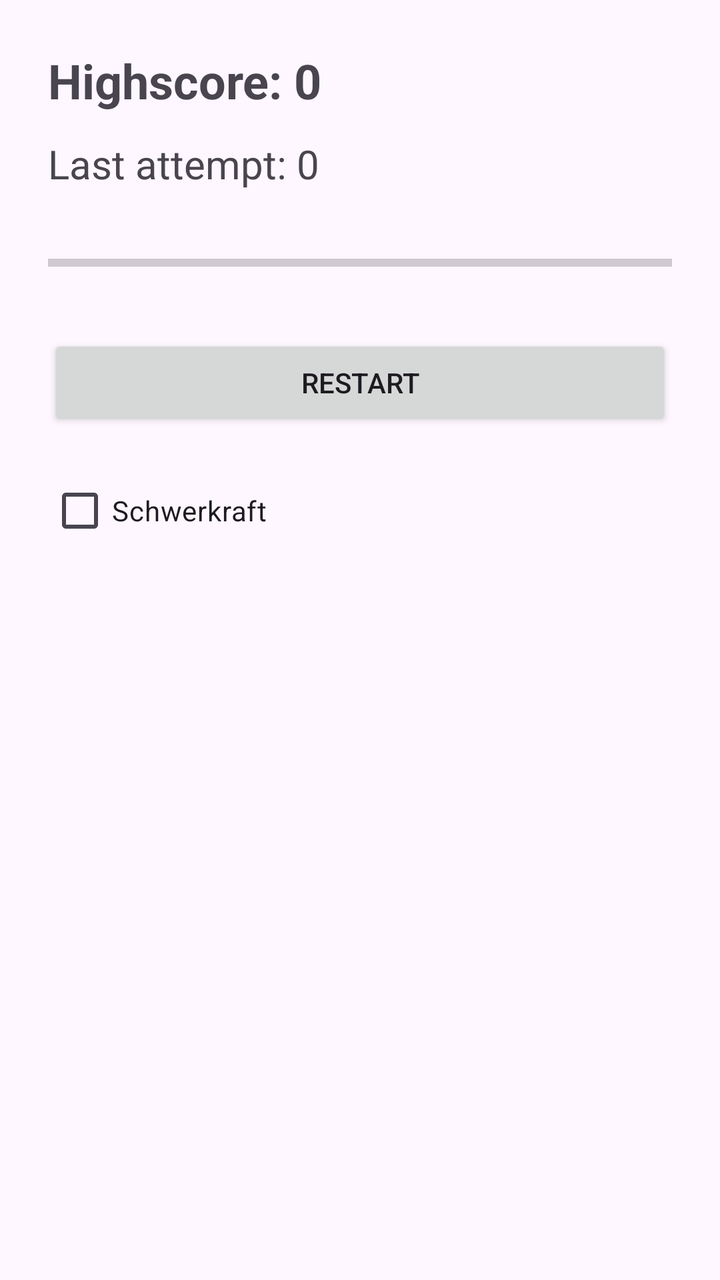
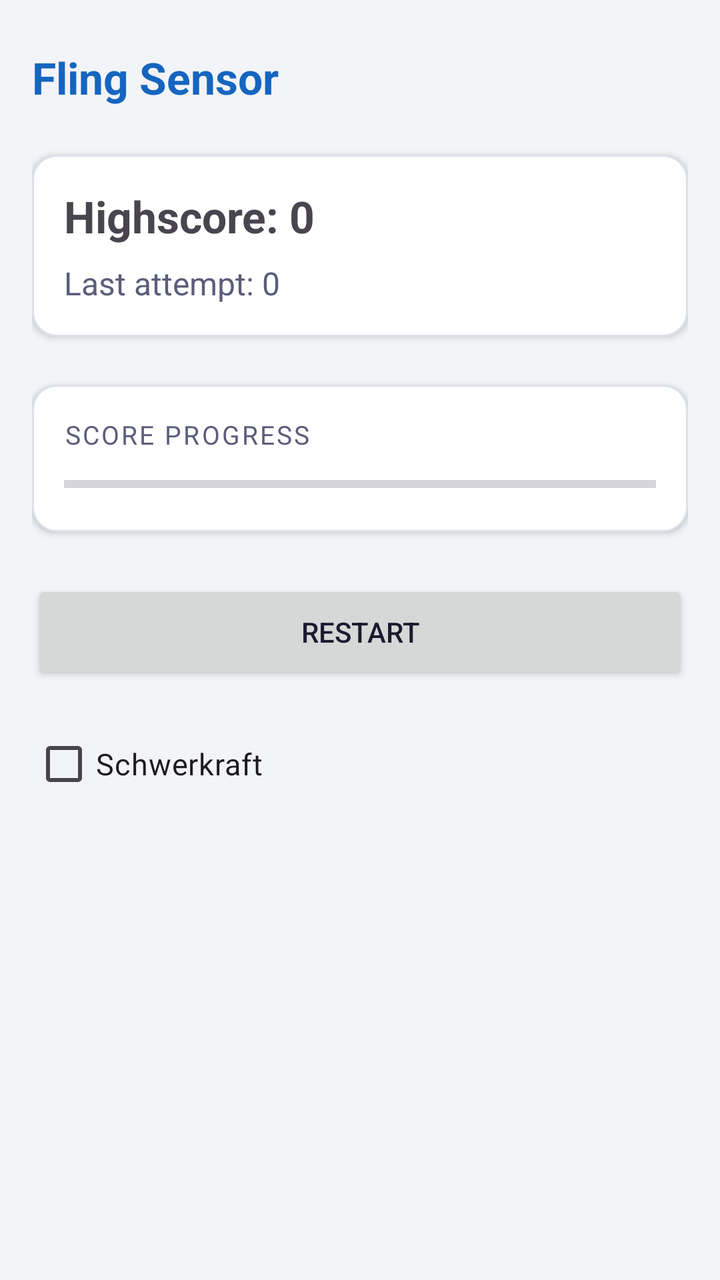

The first picture is an Android layout as it rendered before a commit; the second is the same layout after the commit. The layout source and the unified diff follow.
<!-- AndroidManifest.xml: application theme Theme.E_SensorFlingApp -->
<!-- res/layout/activity_main.xml -->
<?xml version="1.0" encoding="utf-8"?>
<LinearLayout xmlns:android="http://schemas.android.com/apk/res/android"
    xmlns:tools="http://schemas.android.com/tools"
    android:id="@+id/main"
    android:layout_width="match_parent"
    android:layout_height="match_parent"
    android:gravity="center_horizontal"
    android:orientation="vertical"
    android:padding="24dp"
    tools:context=".MainActivity">

    <TextView
        android:id="@+id/textViewHighscore"
        android:layout_width="match_parent"
        android:layout_height="wrap_content"
        android:text="@string/highscore_zero"
        android:textSize="24sp"
        android:textStyle="bold" />

    <TextView
        android:id="@+id/textViewLastAttempt"
        android:layout_width="match_parent"
        android:layout_height="wrap_content"
        android:layout_marginTop="12dp"
        android:text="@string/last_attempt_zero"
        android:textSize="20sp" />

    <ProgressBar
        android:id="@+id/progressBarHighscore"
        style="?android:attr/progressBarStyleHorizontal"
        android:layout_width="match_parent"
        android:layout_height="wrap_content"
        android:layout_marginTop="28dp"
        android:max="5000"
        android:progress="0" />

    <Button
        android:id="@+id/buttonRestart"
        android:layout_width="match_parent"
        android:layout_height="wrap_content"
        android:layout_marginTop="28dp"
        android:text="@string/restart" />

    <CheckBox
        android:id="@+id/checkBoxGravity"
        android:layout_width="match_parent"
        android:layout_height="wrap_content"
        android:layout_marginTop="16dp"
        android:text="@string/gravity" />

</LinearLayout>
<!-- resources referenced by this layout -->
<resources>
  <string name="gravity">Schwerkraft</string>
  <string name="highscore_zero">Highscore: 0</string>
  <string name="last_attempt_zero">Last attempt: 0</string>
  <string name="restart">Restart</string>
  <style name="Theme.E_SensorFlingApp" parent="Base.Theme.E_SensorFlingApp" />
  <style name="Base.Theme.E_SensorFlingApp" parent="Theme.Material3.DayNight.NoActionBar">
          
          
      </style>
</resources>

<!-- the commit's change to res/layout/activity_main.xml (unified diff, before → after) -->
@@ -6,46 +6,91 @@
     android:layout_height="match_parent"
     android:gravity="center_horizontal"
     android:orientation="vertical"
-    android:padding="24dp"
+    android:padding="@dimen/margin_default"
     tools:context=".MainActivity">
 
     <TextView
-        android:id="@+id/textViewHighscore"
         android:layout_width="match_parent"
         android:layout_height="wrap_content"
-        android:text="@string/highscore_zero"
-        android:textSize="24sp"
+        android:layout_marginTop="@dimen/margin_small"
+        android:layout_marginBottom="@dimen/margin_large"
+        android:text="@string/app_title"
+        android:textColor="@color/colorPrimary"
+        android:textSize="22sp"
         android:textStyle="bold" />
 
-    <TextView
-        android:id="@+id/textViewLastAttempt"
+    <LinearLayout
         android:layout_width="match_parent"
         android:layout_height="wrap_content"
-        android:layout_marginTop="12dp"
-        android:text="@string/last_attempt_zero"
-        android:textSize="20sp" />
+        android:background="@drawable/bg_card"
+        android:elevation="2dp"
+        android:orientation="vertical"
+        android:padding="@dimen/card_padding">
 
-    <ProgressBar
-        android:id="@+id/progressBarHighscore"
-        style="?android:attr/progressBarStyleHorizontal"
+        <TextView
+            android:id="@+id/textViewHighscore"
+            android:layout_width="match_parent"
+            android:layout_height="wrap_content"
+            android:text="@string/highscore_zero"
+            android:textSize="22sp"
+            android:textStyle="bold" />
+
+        <TextView
+            android:id="@+id/textViewLastAttempt"
+            android:layout_width="match_parent"
+            android:layout_height="wrap_content"
+            android:layout_marginTop="@dimen/margin_small"
+            android:text="@string/last_attempt_zero"
+            android:textColor="@color/colorOnSurfaceSecondary"
+            android:textSize="16sp" />
+
+    </LinearLayout>
+
+    <LinearLayout
         android:layout_width="match_parent"
         android:layout_height="wrap_content"
-        android:layout_marginTop="28dp"
-        android:max="5000"
-        android:progress="0" />
+        android:layout_marginTop="@dimen/margin_large"
+        android:background="@drawable/bg_card"
+        android:elevation="2dp"
+        android:orientation="vertical"
+        android:padding="@dimen/card_padding">
+
+        <TextView
+            android:layout_width="match_parent"
+            android:layout_height="wrap_content"
+            android:layout_marginBottom="@dimen/margin_small"
+            android:text="@string/progress_label"
+            android:textColor="@color/colorOnSurfaceSecondary"
+            android:textSize="13sp"
+            android:textAllCaps="true"
+            android:letterSpacing="0.08" />
+
+        <ProgressBar
+            android:id="@+id/progressBarHighscore"
+            style="?android:attr/progressBarStyleHorizontal"
+            android:layout_width="match_parent"
+            android:layout_height="wrap_content"
+            android:max="5000"
+            android:progress="0" />
+
+    </LinearLayout>
 
     <Button
         android:id="@+id/buttonRestart"
         android:layout_width="match_parent"
         android:layout_height="wrap_content"
-        android:layout_marginTop="28dp"
+        android:layout_marginTop="@dimen/margin_large"
+        android:minHeight="@dimen/button_min_height"
         android:text="@string/restart" />
 
     <CheckBox
         android:id="@+id/checkBoxGravity"
         android:layout_width="match_parent"
         android:layout_height="wrap_content"
-        android:layout_marginTop="16dp"
-        android:text="@string/gravity" />
+        android:layout_marginTop="@dimen/margin_default"
+        android:paddingTop="12dp"
+        android:paddingBottom="12dp"
+        android:text="@string/gravity"
+        android:textSize="15sp" />
 
 </LinearLayout>
<!-- resource entries referenced after the edit -->
@@ -1,13 +1,40 @@
 <!-- resources referenced by this layout -->
 <resources>
+  <color name="colorOnSurfaceSecondary">#5C5C7A</color>
+  <color name="colorPrimary">#1565C0</color>
+  <dimen name="button_min_height">52dp</dimen>
+  <dimen name="card_padding">16dp</dimen>
+  <dimen name="margin_default">16dp</dimen>
+  <dimen name="margin_large">24dp</dimen>
+  <dimen name="margin_small">8dp</dimen>
+  <!-- drawable bg_card (drawable) -->
+  <?xml version="1.0" encoding="utf-8"?>
+  <shape xmlns:android="http://schemas.android.com/apk/res/android"
+      android:shape="rectangle">
+      <solid android:color="@color/colorSurface" />
+      <stroke
+          android:width="1dp"
+          android:color="@color/colorStroke" />
+      <corners android:radius="@dimen/card_corner" />
+  </shape>
+  <string name="app_title">Fling Sensor</string>
   <string name="gravity">Schwerkraft</string>
   <string name="highscore_zero">Highscore: 0</string>
   <string name="last_attempt_zero">Last attempt: 0</string>
+  <string name="progress_label">Score Progress</string>
   <string name="restart">Restart</string>
   <style name="Theme.E_SensorFlingApp" parent="Base.Theme.E_SensorFlingApp" />
+  <color name="colorSurface">#FFFFFF</color>
+  <color name="colorStroke">#DDE1EA</color>
+  <dimen name="card_corner">12dp</dimen>
   <style name="Base.Theme.E_SensorFlingApp" parent="Theme.Material3.DayNight.NoActionBar">
-          
-          
+          <item name="colorPrimary">@color/colorPrimary</item>
+          <item name="colorSurface">@color/colorSurface</item>
+          <item name="android:colorBackground">@color/colorSurfaceVariant</item>
+          <item name="android:textColorPrimary">@color/colorOnSurface</item>
+          <item name="android:textColorSecondary">@color/colorOnSurfaceSecondary</item>
       </style>
+  <color name="colorSurfaceVariant">#F3F4F8</color>
+  <color name="colorOnSurface">#1A1A2E</color>
 </resources>
 
